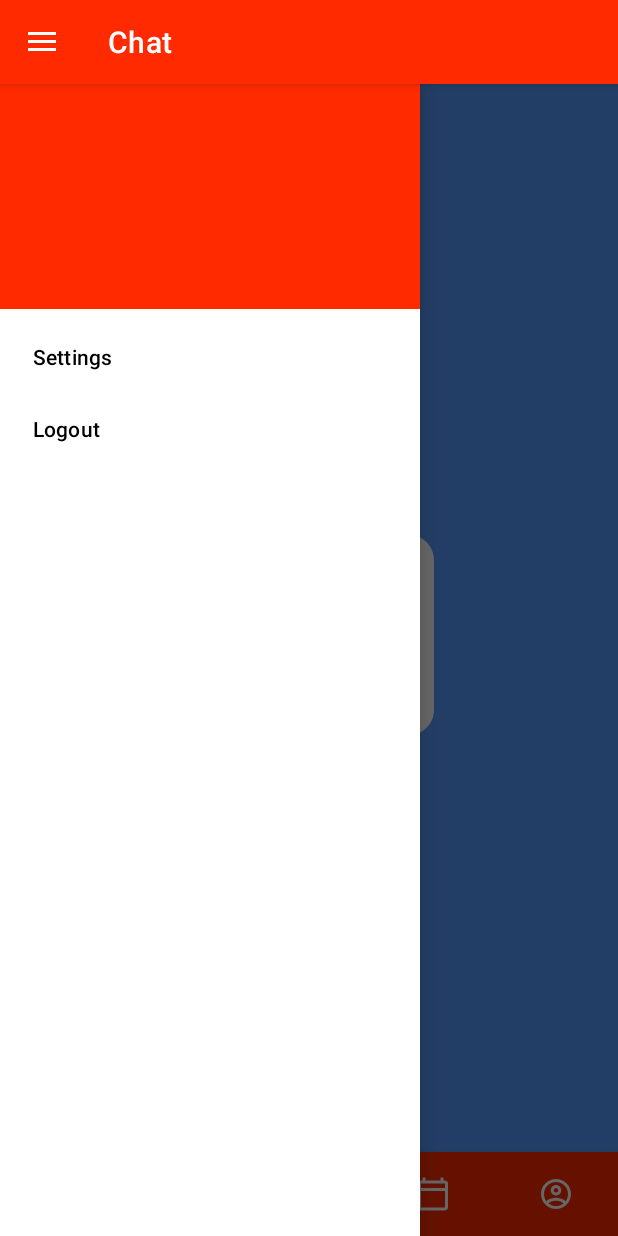
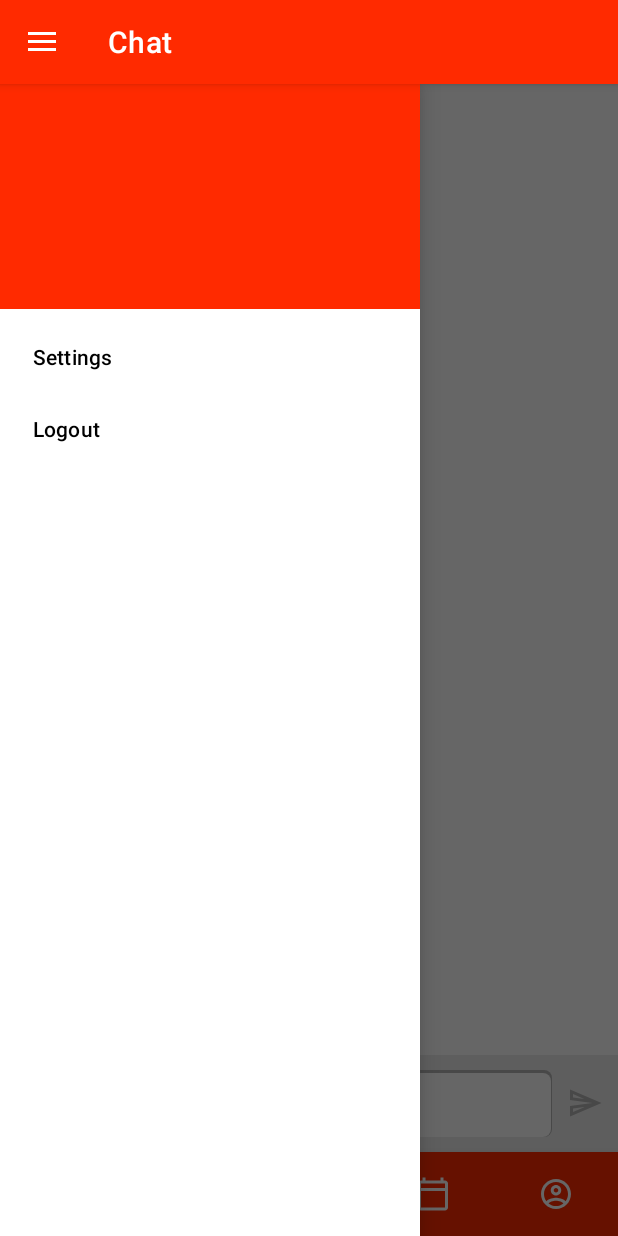
Before and after one commit to Dvirperkin/BabySitBook, an Android app: the ChatFragment screen opened through its navigation route, with the side drawer open, on a phone screen of 412 x 824 dp. Run offline under Robolectric (Android 15) with nearby library versions, the phone set to English and light mode, and no system bars; our stand-ins replace Firebase (no records; nobody signed in at launch, a user with empty details on screens opened directly), data binding, navigation-ui.

Commit message:
Basic Chat, Bug Fixes
Basis for chat has been implemented using RecyclerView.

Run issues from the last commit has been fixed.

```diff
--- a/app/src/main/java/com/example/babysitbook/HomeActivity.kt
+++ b/app/src/main/java/com/example/babysitbook/HomeActivity.kt
@@ -42,6 +42,7 @@
         super.onCreate(savedInstanceState)
         binding = ActivityHomeBinding.inflate(layoutInflater);
         setContentView(binding.root)
+
         auth = Firebase.auth
 
         //bottom navigator
--- a/app/src/main/java/com/example/babysitbook/LoginActivity.kt
+++ b/app/src/main/java/com/example/babysitbook/LoginActivity.kt
@@ -35,6 +35,8 @@
         val currentUser : FirebaseUser? = auth.currentUser
             if(currentUser != null){
                 startActivity(Intent(this, HomeActivity::class.java))
+                finish()
+                return
             }
     }
 
@@ -45,7 +47,8 @@
     fun login(view: View){
         if(email.text.isEmpty()){
             email.error = "Please enter a valid email."
-            return;
+            finish()
+            return
         }
 
         auth.signInWithEmailAndPassword(email.text.toString(), password.text.toString()).addOnCompleteListener(this) { task ->
--- a/app/src/main/java/com/example/babysitbook/fragments/ChatFragment.kt
+++ b/app/src/main/java/com/example/babysitbook/fragments/ChatFragment.kt
@@ -5,16 +5,61 @@
 import android.view.View
 import android.view.ViewGroup
 import androidx.fragment.app.Fragment
+import androidx.recyclerview.widget.LinearLayoutManager
+import com.example.babysitbook.databinding.ChatMessagesBinding
 import com.example.babysitbook.databinding.FragmentChatBinding
+import com.example.babysitbook.model.ChatMessage
+import com.example.babysitbook.model.ChatMessageAdapter
+import com.firebase.ui.database.FirebaseRecyclerOptions
+import com.google.firebase.database.ktx.database
+import com.google.firebase.ktx.Firebase
 
 class ChatFragment : Fragment(){
-    lateinit var binding: FragmentChatBinding
+    private val database = Firebase.database("https://babysitbook-4e036-default-rtdb.europe-west1.firebasedatabase.app")
+    private val messagesRef = database.getReference("Chat/Messages")
+
+    private lateinit var binding: ChatMessagesBinding
+    private lateinit var manager: LinearLayoutManager
+    private lateinit var adapter: ChatMessageAdapter
+
     override fun onCreateView(
         inflater: LayoutInflater,
         container: ViewGroup?,
         savedInstanceState: Bundle?
-    ): View? {
-        binding= FragmentChatBinding.inflate(inflater)
+    ): View {
+        binding = ChatMessagesBinding.inflate(inflater)
+        //FragmentChatBinding.inflate(inflater)
         return binding.root
     }
+
+    override fun onViewCreated(view: View, savedInstanceState: Bundle?) {
+        super.onViewCreated(view, savedInstanceState)
+
+        val options = FirebaseRecyclerOptions.Builder<ChatMessage>()
+            .setQuery(messagesRef, ChatMessage::class.java)
+            .build()
+        adapter = ChatMessageAdapter(options)
+        manager = LinearLayoutManager(context)
+        manager.stackFromEnd = true
+
+        binding.chatMessagesRecyclerView.layoutManager = manager
+        binding.chatMessagesRecyclerView.adapter = adapter
+
+
+        binding.sendButton.setOnClickListener{
+            val chatMessage = ChatMessage(binding.messageEditText.text.toString())
+            messagesRef.push().setValue(chatMessage)
+            binding.messageEditText.setText("")
+        }
+    }
+
+    override fun onPause() {
+        super.onPause()
+        adapter.stopListening()
+    }
+
+    override fun onResume() {
+        super.onResume()
+        adapter.startListening()
+    }
 }
--- /dev/null
+++ b/app/src/main/java/com/example/babysitbook/model/ChatMessage.kt
@@ -0,0 +1,4 @@
+package com.example.babysitbook.model
+
+class ChatMessage (val text: String = ""){
+}
--- /dev/null
+++ b/app/src/main/java/com/example/babysitbook/model/MessageAdapter.kt
@@ -0,0 +1,4 @@
+package com.example.babysitbook.model
+
+class MessageAdapter {
+}
--- /dev/null
+++ b/app/src/main/java/com/example/babysitbook/model/ScrollToBottomObserver.kt
@@ -0,0 +1,4 @@
+package com.example.babysitbook.model
+
+class ScrollToBottomObserver {
+}
--- /dev/null
+++ b/app/src/main/res/drawable/rounded_message_gray.xml
@@ -0,0 +1,5 @@
+<?xml version="1.0" encoding="utf-8"?>
+<shape xmlns:android="http://schemas.android.com/apk/res/android">
+    <corners android:radius="10dp" />
+    <solid android:color="@color/colorGray" />
+</shape>
--- a/app/src/main/res/layout/activity_home.xml
+++ b/app/src/main/res/layout/activity_home.xml
@@ -17,8 +17,8 @@
                 android:name="androidx.navigation.fragment.NavHostFragment"
                 android:layout_width="match_parent"
                 android:layout_height="match_parent"
+                android:layout_above="@+id/bottom_navigation"
                 app:defaultNavHost="true"
-                app:layout_constraintBottom_toBottomOf="parent"
                 app:layout_constraintLeft_toLeftOf="parent"
                 app:layout_constraintRight_toRightOf="parent"
                 app:layout_constraintTop_toTopOf="parent"
--- /dev/null
+++ b/app/src/main/res/layout/chat_messages.xml
@@ -0,0 +1,57 @@
+<?xml version="1.0" encoding="utf-8"?>
+<layout xmlns:app="http://schemas.android.com/apk/res-auto"
+    xmlns:android="http://schemas.android.com/apk/res/android">
+
+    <data>
+
+    </data>
+
+    <RelativeLayout
+        android:layout_width="match_parent"
+        android:layout_height="match_parent">
+
+        <androidx.recyclerview.widget.RecyclerView
+            android:id="@+id/chat_messages_RecyclerView"
+            android:layout_width="match_parent"
+            android:layout_height="match_parent"
+            android:layout_above="@+id/sendMessageLinearLayout" />
+
+        <LinearLayout
+            android:id="@+id/sendMessageLinearLayout"
+            android:layout_width="match_parent"
+            android:layout_height="wrap_content"
+            android:layout_alignParentBottom="true"
+            android:background="@color/colorLightGray"
+            android:orientation="horizontal"
+            android:paddingHorizontal="10dp">
+
+            <ImageView
+                android:id="@+id/addMessageImageView"
+                android:layout_width="wrap_content"
+                android:layout_height="match_parent"
+                android:layout_gravity="center"
+                app:srcCompat="@drawable/outline_add_photo_alternate_24" />
+
+            <EditText
+                android:id="@+id/messageEditText"
+                android:layout_width="0dp"
+                android:layout_height="wrap_content"
+                android:layout_gravity="center"
+                android:layout_margin="10dp"
+                android:layout_weight="1"
+                android:background="@drawable/edit_text_shadow"
+                android:hint="Say something..."
+                android:inputType="text"
+
+                android:padding="10dp" />
+
+            <ImageView
+                android:id="@+id/sendButton"
+                android:layout_width="wrap_content"
+                android:layout_height="wrap_content"
+                android:layout_gravity="center"
+                app:srcCompat="@drawable/outline_send_gray_24" />
+        </LinearLayout>
+
+    </RelativeLayout>
+</layout>
--- a/app/src/main/res/values/colors.xml
+++ b/app/src/main/res/values/colors.xml
@@ -11,4 +11,8 @@
     <color name="colorPrimary">#272727</color>
     <color name="colorPrimaryDark">#000000</color>
     <color name="colorAccent">#E53935</color>
+    <color name="colorDarkGray">#b4b4b4</color>
+    <color name="colorLightGray">#ececec</color>
+    <color name="colorGray">#dedede</color>
+
 </resources>
```
Also changed, not shown: app/build.gradle (+21 -6 lines), app/src/main/java/com/example/babysitbook/model/ChatMessageAdapter.kt (added, +36 -0 lines), app/src/main/java/com/example/babysitbook/model/User.kt (added, +11 -0 lines), app/src/main/res/layout/fragment_calendar.xml (+8 -6 lines), app/src/main/res/layout/fragment_chat.xml (+7 -2 lines), app/src/main/res/layout/message.xml (added, +18 -0 lines).
